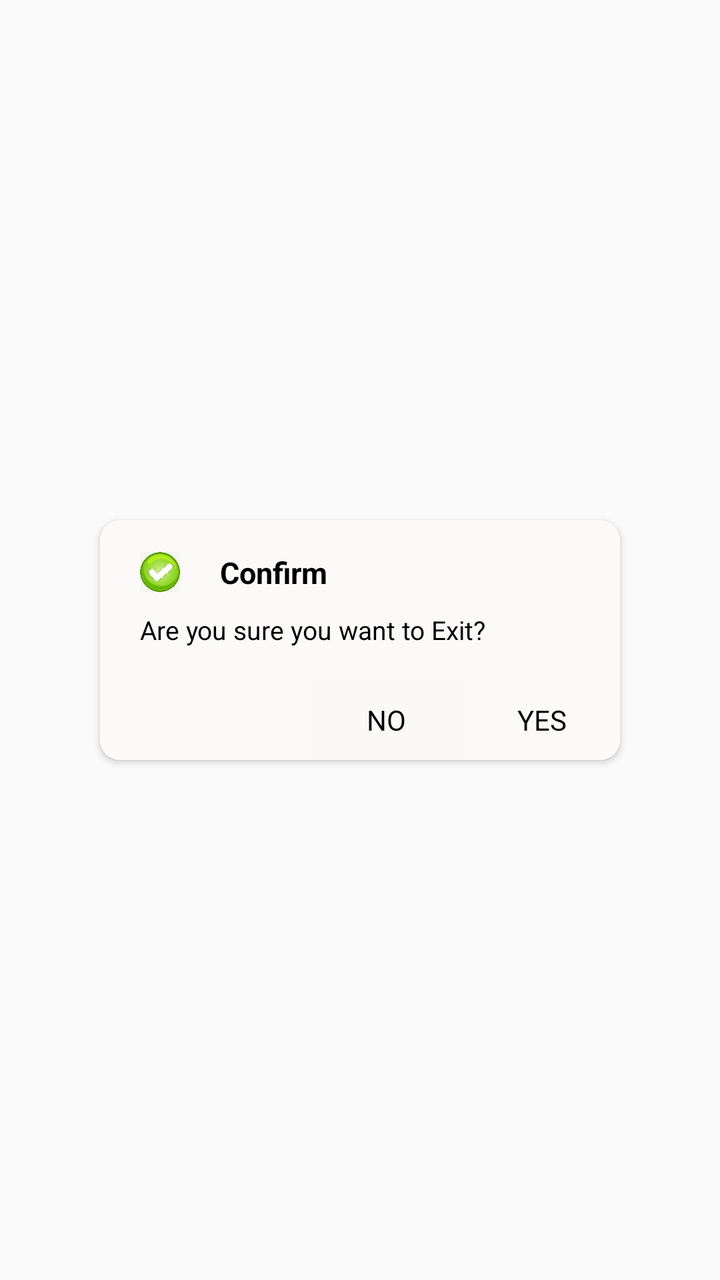
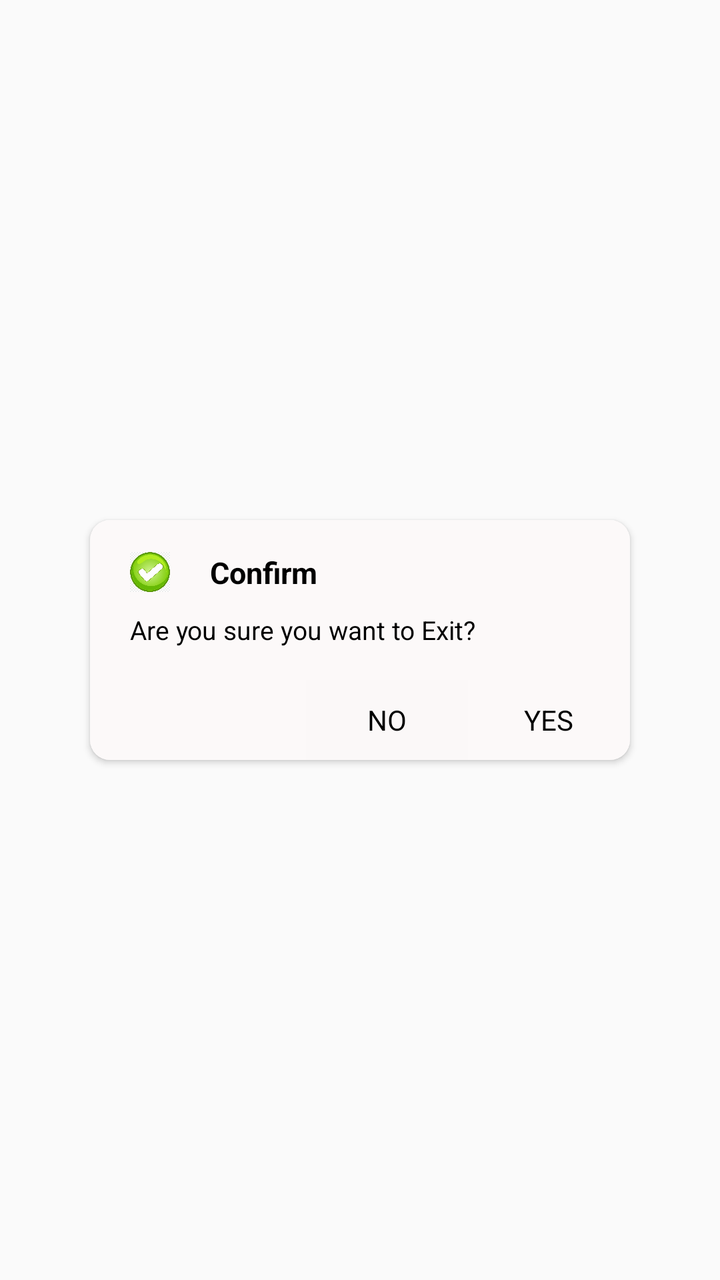

Compare the two renders of this Android layout. The source of the first and the diff that turns it into the second are given below.
<!-- AndroidManifest.xml: application theme Theme.Hudba -->
<!-- res/layout/dlg_exit.xml -->
<?xml version="1.0" encoding="utf-8"?>
<FrameLayout xmlns:android="http://schemas.android.com/apk/res/android"
    xmlns:app="http://schemas.android.com/apk/res-auto"
    xmlns:tools="http://schemas.android.com/tools"
    android:layout_width="match_parent"
    android:layout_height="match_parent"
    android:gravity="center"
    android:background="@android:color/transparent">

    <androidx.cardview.widget.CardView
        android:layout_width="260dp"
        android:layout_height="120dp"
        android:layout_gravity="center"
        android:gravity="center"
        android:background="#DDFCF8F8"
        app:cardCornerRadius="10dp"
        android:orientation="vertical">
        <LinearLayout
            android:layout_width="match_parent"
            android:layout_height="match_parent"
            android:orientation="vertical">
            <LinearLayout
                android:id="@+id/infoTitle"
                android:layout_width="match_parent"
                android:layout_height="80dp"
                android:background="#DDFCF8F8"
                android:orientation="vertical"
                android:layout_gravity="center"
                android:gravity="center"
                tools:ignore="MissingConstraints">

                <LinearLayout
                    android:layout_width="match_parent"
                    android:layout_height="wrap_content"
                    android:paddingLeft="20dp"
                    android:orientation="horizontal">
                    <ImageView
                        android:layout_width="20dp"
                        android:layout_height="20dp"
                        android:src="@drawable/ic_confirm"/>

                    <TextView
                        android:id="@+id/title"
                        android:layout_width="wrap_content"
                        android:layout_height="match_parent"
                        android:layout_gravity="center"
                        android:layout_marginLeft="20dp"
                        android:gravity="center"
                        android:text="@string/confirm"
                        android:textColor="@color/black_color"
                        android:textSize="15sp"
                        android:textStyle="bold" />
                </LinearLayout>


                <TextView
                    android:id="@+id/confirm_txt"
                    android:layout_width="wrap_content"
                    android:layout_height="wrap_content"
                    android:textColor="@color/black_color"
                    android:text="@string/exit_confirm"
                    android:textSize="13sp"
                    android:layout_marginTop="10dp"
                    android:gravity="center|start"
                    android:layout_marginLeft="20dp"
                    android:layout_gravity="center|start">

                </TextView>

            </LinearLayout>

            <LinearLayout
                android:layout_width="match_parent"
                android:layout_height="match_parent"
                android:orientation="horizontal">
                <LinearLayout
                    android:layout_width="0dp"
                    android:layout_weight="0.4"
                    android:background="@drawable/ic_btn"
                    android:layout_height="match_parent"/>
                <LinearLayout
                    android:layout_width="0dp"
                    android:layout_weight="0.3"
                    android:background="#DDFCF8F8"
                    android:layout_height="match_parent">
                    <TextView
                        android:id="@+id/cancel"
                        android:layout_width="match_parent"
                        android:layout_height="match_parent"
                        android:text="@string/no"
                        android:layout_gravity="center"
                        android:gravity="center"
                        android:padding="5dp"
                        android:visibility="visible"
                        android:textColor="@color/black_color"
                        android:background="@drawable/btn_effect"
                        android:clickable="true"
                        android:textSize="14sp"
                        tools:ignore="MissingConstraints"/>

                </LinearLayout>
                <LinearLayout
                    android:layout_width="0dp"
                    android:layout_weight="0.3"
                    android:layout_height="match_parent">
                    <TextView
                        android:id="@+id/ok"
                        android:layout_width="match_parent"
                        android:layout_height="match_parent"
                        android:text="@string/yes"
                        android:padding="5dp"
                        android:layout_gravity="center"
                        android:gravity="center"
                        android:textColor="@color/black_color"
                        android:background="@drawable/btn_effect"
                        android:clickable="true"
                        android:textSize="14sp"
                        tools:ignore="MissingConstraints"/>

                </LinearLayout>

            </LinearLayout>


        </LinearLayout>
    </androidx.cardview.widget.CardView>
</FrameLayout>
<!-- resources referenced by this layout -->
<resources>
  <color name="black_color">#FF000000</color>
  <!-- drawable btn_effect (drawable) -->
  <?xml version="1.0" encoding="utf-8"?>
  <selector xmlns:android="http://schemas.android.com/apk/res/android">
  
      <item android:drawable="@drawable/btn_above" android:state_selected="true"></item>
      <item android:drawable="@drawable/btn_above" android:state_pressed="true"></item>
      <item android:drawable="@drawable/ic_btn"></item>
  
  </selector>
  <!-- drawable ic_btn (drawable) -->
  <?xml version="1.0" encoding="utf-8"?>
  <shape
      xmlns:android="http://schemas.android.com/apk/res/android"
      android:shape="rectangle">
      <solid
          android:color="#DDFCF8F8"/>
  
  </shape>
  <!-- drawable ic_confirm: png bitmap (drawable, 167159 bytes) -->
  <string name="confirm">Confirm</string>
  <string name="exit_confirm">Are you sure you want to Exit?</string>
  <string name="no">NO</string>
  <string name="yes">YES</string>
  <style name="Theme.Hudba" parent="Theme.AppCompat.DayNight.NoActionBar">
          
          <item name="colorPrimary">@color/black_color</item>
          <item name="colorPrimaryVariant">@color/black_color</item>
          <item name="colorOnPrimary">@color/white_color</item>
          
          <item name="android:statusBarColor" tools:targetApi="l">?attr/colorPrimaryVariant</item>
          <item name="android:autofilledHighlight" tools:ignore="NewApi">@color/transparent_color</item>
          
      </style>
  <!-- drawable btn_above (drawable) -->
  <?xml version="1.0" encoding="utf-8"?>
  <shape
      xmlns:android="http://schemas.android.com/apk/res/android"
      android:shape="rectangle">
  
      <solid
          android:color="#EEE8E8"
          />
  
  </shape>
  <color name="white_color">#FFFFFFFF</color>
  <color name="transparent_color">#00FFFFFF</color>
</resources>

<!-- the commit's change to res/layout/dlg_exit.xml (unified diff, before → after) -->
@@ -8,7 +8,7 @@
     android:background="@android:color/transparent">
 
     <androidx.cardview.widget.CardView
-        android:layout_width="260dp"
+        android:layout_width="270dp"
         android:layout_height="120dp"
         android:layout_gravity="center"
         android:gravity="center"
